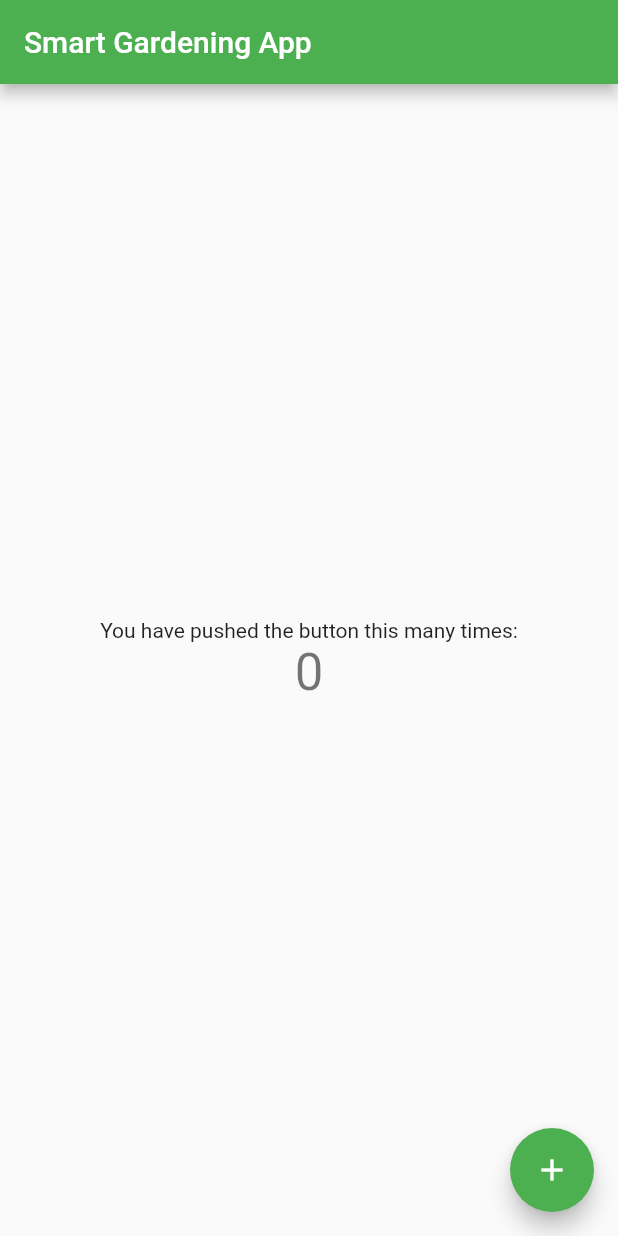
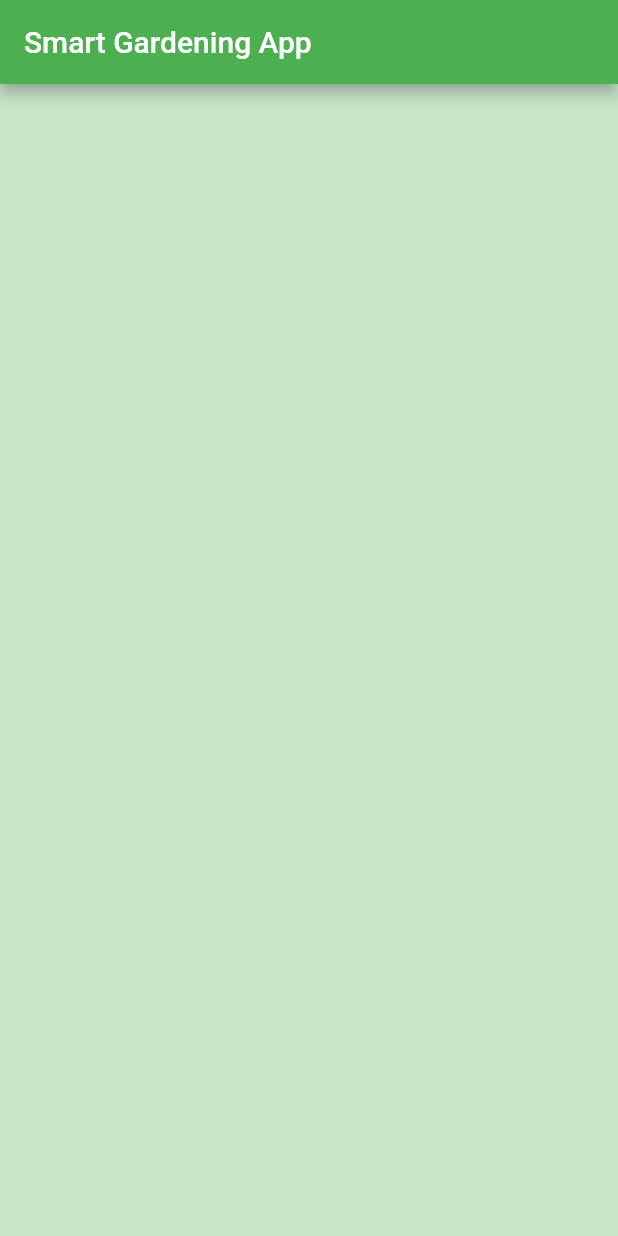
Before and after one commit to LucaR01/SmartGardeningApp, a Flutter app: the screen it shows after launch, on a phone screen of 412 x 824 dp. Run offline on Flutter 3.47's test engine with Material 2 defaults, Android fonts, the phone set to English and light mode, and no system bars.

Commit message:
Update file structure organization and add home's header.

```diff
--- a/smart_gardening_app/lib/home.dart
+++ /dev/null
@@ -1,88 +0,0 @@
-import 'package:flutter/material.dart';
-
-//TODO: stateless widget con SafeArea.
-
-class HomePage extends StatefulWidget {
-  const HomePage({Key? key, required this.title}) : super(key: key);
-
-  // This widget is the home page of your application. It is stateful, meaning
-  // that it has a State object (defined below) that contains fields that affect
-  // how it looks.
-
-  // This class is the configuration for the state. It holds the values (in this
-  // case the title) provided by the parent (in this case the App widget) and
-  // used by the build method of the State. Fields in a Widget subclass are
-  // always marked "final".
-
-  final String title;
-
-  @override
-  State<HomePage> createState() => _HomePageState();
-}
-
-class _HomePageState extends State<HomePage> {
-  int _counter = 0;
-
-  void _incrementCounter() {
-    setState(() {
-      // This call to setState tells the Flutter framework that something has
-      // changed in this State, which causes it to rerun the build method below
-      // so that the display can reflect the updated values. If we changed
-      // _counter without calling setState(), then the build method would not be
-      // called again, and so nothing would appear to happen.
-      _counter++;
-    });
-  }
-
-  @override
-  Widget build(BuildContext context) {
-    // This method is rerun every time setState is called, for instance as done
-    // by the _incrementCounter method above.
-    //
-    // The Flutter framework has been optimized to make rerunning build methods
-    // fast, so that you can just rebuild anything that needs updating rather
-    // than having to individually change instances of widgets.
-    return Scaffold(
-      appBar: AppBar(
-        // Here we take the value from the HomePage object that was created by
-        // the App.build method, and use it to set our appbar title.
-        title: Text(widget.title),
-      ),
-      body: Center(
-        // Center is a layout widget. It takes a single child and positions it
-        // in the middle of the parent.
-        child: Column(
-          // Column is also a layout widget. It takes a list of children and
-          // arranges them vertically. By default, it sizes itself to fit its
-          // children horizontally, and tries to be as tall as its parent.
-          //
-          // Invoke "debug painting" (press "p" in the console, choose the
-          // "Toggle Debug Paint" action from the Flutter Inspector in Android
-          // Studio, or the "Toggle Debug Paint" command in Visual Studio Code)
-          // to see the wireframe for each widget.
-          //
-          // Column has various properties to control how it sizes itself and
-          // how it positions its children. Here we use mainAxisAlignment to
-          // center the children vertically; the main axis here is the vertical
-          // axis because Columns are vertical (the cross axis would be
-          // horizontal).
-          mainAxisAlignment: MainAxisAlignment.center,
-          children: <Widget>[
-            const Text(
-              'You have pushed the button this many times:',
-            ),
-            Text(
-              '$_counter',
-              style: Theme.of(context).textTheme.headline4,
-            ),
-          ],
-        ),
-      ),
-      floatingActionButton: FloatingActionButton(
-        onPressed: _incrementCounter,
-        tooltip: 'Increment',
-        child: const Icon(Icons.add),
-      ), // This trailing comma makes auto-formatting nicer for build methods.
-    );
-  }
-}
--- a/smart_gardening_app/lib/main.dart
+++ b/smart_gardening_app/lib/main.dart
@@ -1,6 +1,9 @@
 import 'package:flutter/material.dart';
 
-import 'splash.dart';
+import 'screens/home/home_screen.dart';
+import 'screens/splash/splash_screen.dart';
+
+//TODO: Creare una ColorsUtils.dart?
 
 void main() {
   runApp(const App());
--- /dev/null
+++ b/smart_gardening_app/lib/screens/home/components/body.dart
@@ -0,0 +1,25 @@
+import 'package:flutter/material.dart';
+
+import 'home_header.dart';
+
+//TODO: stateless widget con SafeArea.
+//TODO: rename in home_body? or body_home?
+//TODO: rename class in HomeBody? or HomeScreenBody, HomePageBody?
+
+class Body extends StatelessWidget {
+  const Body({Key? key}) : super(key: key);
+
+  @override
+  Widget build(BuildContext context) {
+    /*return SafeArea( //TODO: remove/fix
+      child: SingleChildScrollView(
+        child: Column(
+          children: [
+            HomeHeader(),
+          ],
+          )
+      )
+    );*/
+    return HomeHeader();
+  }
+}
--- /dev/null
+++ b/smart_gardening_app/lib/screens/home/components/home_header.dart
@@ -0,0 +1,18 @@
+import 'package:flutter/material.dart';
+import 'package:flutter/services.dart';
+
+class HomeHeader extends StatelessWidget {
+  const HomeHeader({Key? key}) : super(key: key);
+
+  @override
+  Widget build(BuildContext context) {
+    return Scaffold(
+      backgroundColor: Colors.green[100],
+      appBar: AppBar(
+        backgroundColor: Colors.green,
+        systemOverlayStyle: SystemUiOverlayStyle.light,
+        title: const Text("Smart Gardening App"),
+      ),
+    );
+  }
+}
--- /dev/null
+++ b/smart_gardening_app/lib/screens/home/home_screen.dart
@@ -0,0 +1,18 @@
+import 'package:flutter/material.dart';
+
+import 'components/body.dart';
+
+//TODO: rinominare la cartella 'screens' in 'pages'?
+
+class HomePage extends StatelessWidget {
+  const HomePage({Key? key, required this.title}) : super(key: key);
+
+  final String title;
+
+  @override
+  Widget build(BuildContext context) {
+    return Scaffold(
+      body: Body(),
+    );
+  }
+}
--- a/smart_gardening_app/lib/splash.dart
+++ b/smart_gardening_app/lib/screens/splash/splash_screen.dart
@@ -1,6 +1,12 @@
 import 'package:flutter/material.dart';
 
-import 'home.dart';
+import '../home/home_screen.dart';
+
+//TODO: rename class in SplashScreen?
+
+//TODO: add a gradient.
+//TODO: add animation effect.
+//TODO: Add some plants
 
 class Splash extends StatefulWidget {
   const Splash({Key? key}) : super(key: key);
@@ -21,7 +27,7 @@ class _SplashState extends State<Splash> {
     Navigator.pushReplacement(
       context,
       MaterialPageRoute(
-        builder: (context) => const HomePage(
+        builder: (context) => HomePage(
           title: "Smart Gardening App"
         )
       ));
```
